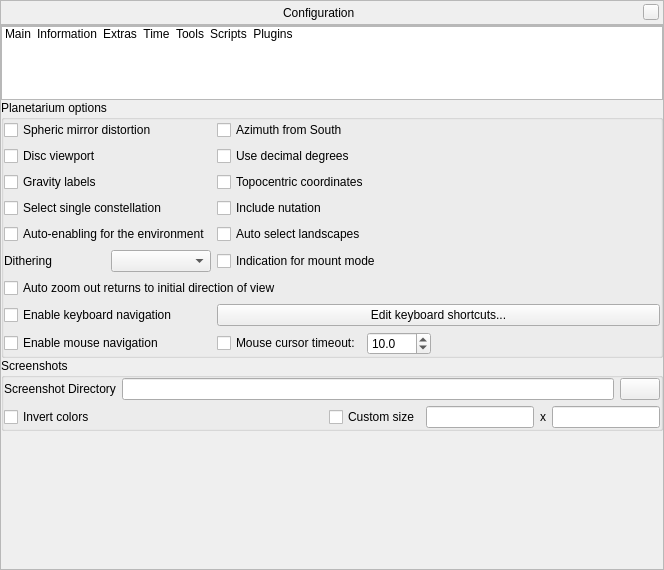
Qt form src/gui/configurationDialog.ui (519984307/stellarium_src) before a commit.
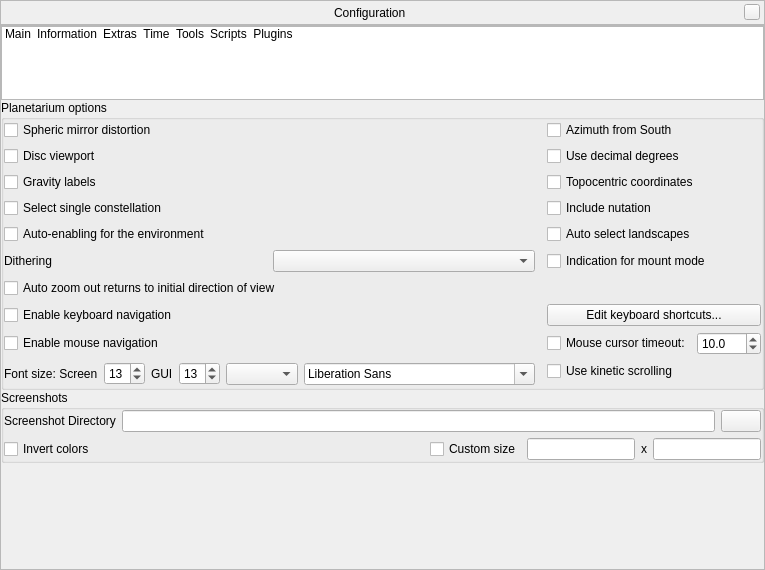
The same form after that commit. The open tabs and pages were chosen to show the change. Icons and pictures are not drawn. Custom widgets are drawn as their Qt base class.

Commit message:
GUI: fontsize,  kinetic toggle and other improvements (#527)
Gui changes:
 - Added kinetic scrolling to switch on the fly (fix #519)
 - Base font size can be changed in the GUI (fix #424 and fix #523)
 - Hide font selection by default, but allow it with config.ini entry. (should fix #523)

Further:
- Split GUI font size from screen font size
- GUI changes: move color buttons to the left of labels.
- Oculars: Separate font scaling for the Oculars GUI panel.
- Oculars: Storing of current instrument (telescope/ocular/CCD/lens) indices
- removed doubled parenting code in GUI classes

```diff
--- a/src/gui/configurationDialog.ui
+++ b/src/gui/configurationDialog.ui
@@ -6,7 +6,7 @@
    <rect>
     <x>0</x>
     <y>0</y>
-    <width>664</width>
+    <width>764</width>
     <height>570</height>
    </rect>
   </property>
@@ -1752,31 +1752,7 @@
              <property name="bottomMargin">
               <number>0</number>
              </property>
-             <item row="2" column="0">
-              <widget class="QCheckBox" name="gravityLabelCheckbox">
-               <property name="toolTip">
-                <string>Align labels with the screen center</string>
-               </property>
-               <property name="text">
-                <string>Gravity labels</string>
-               </property>
-              </widget>
-             </item>
-             <item row="11" column="0">
-              <layout class="QHBoxLayout" name="horizontalLayout_10">
-               <item>
-                <widget class="QLabel" name="dithering_label">
-                 <property name="text">
-                  <string>Dithering</string>
-                 </property>
-                </widget>
-               </item>
-               <item>
-                <widget class="QComboBox" name="ditheringComboBox"/>
-               </item>
-              </layout>
-             </item>
-             <item row="0" column="0">
+             <item row="0" column="1">
               <widget class="QCheckBox" name="sphericMirrorCheckbox">
                <property name="toolTip">
                 <string>Spheric mirror distortion is used when projecting Stellarium onto a spheric mirror for low-cost planetarium systems.</string>
@@ -1789,17 +1765,44 @@
                </property>
               </widget>
              </item>
+             <item row="11" column="1">
+              <layout class="QHBoxLayout" name="horizontalLayout_10">
+               <item>
+                <widget class="QLabel" name="dithering_label">
+                 <property name="text">
+                  <string>Dithering</string>
+                 </property>
+                </widget>
+               </item>
+               <item>
+                <widget class="QComboBox" name="ditheringComboBox"/>
+               </item>
+              </layout>
+             </item>
              <item row="2" column="1">
-              <widget class="QCheckBox" name="topocentricCheckBox">
+              <widget class="QCheckBox" name="gravityLabelCheckbox">
                <property name="toolTip">
                 <string>Activate to view as seen from surface of the planet (recommended). If switched off, display planetocentric view.</string>
                </property>
                <property name="text">
-                <string>Topocentric coordinates</string>
+                <string>Gravity labels</string>
                </property>
               </widget>
              </item>
-             <item row="14" column="0">
+             <item row="3" column="1">
+              <widget class="QCheckBox" name="selectSingleConstellationButton">
+               <property name="toolTip">
+                <string>Hide other constellations when you click one</string>
+               </property>
+               <property name="statusTip">
+                <string>Hide other constellations when you click one</string>
+               </property>
+               <property name="text">
+                <string>Select single constellation</string>
+               </property>
+              </widget>
+             </item>
+             <item row="15" column="1">
               <widget class="QCheckBox" name="enableMouseNavigationCheckBox">
                <property name="toolTip">
                 <string>Allow mouse to pan (drag) and zoom (mousewheel)</string>
@@ -1809,7 +1812,7 @@
                </property>
               </widget>
              </item>
-             <item row="12" column="0" colspan="2">
+             <item row="12" column="1" colspan="3">
               <widget class="QCheckBox" name="autoZoomResetsDirectionCheckbox">
                <property name="toolTip">
                 <string>When enabled, the &quot;auto zoom out&quot; key will also set the initial viewing direction</string>
@@ -1819,8 +1822,8 @@
                </property>
               </widget>
              </item>
-             <item row="3" column="0">
-              <widget class="QCheckBox" name="selectSingleConstellationButton">
+             <item row="2" column="3">
+              <widget class="QCheckBox" name="topocentricCheckBox">
                <property name="toolTip">
                 <string>Hide other constellations when you click one</string>
                </property>
@@ -1828,21 +1831,11 @@
                 <string>Hide other constellations when you click one</string>
                </property>
                <property name="text">
-                <string>Select single constellation</string>
+                <string>Topocentric coordinates</string>
                </property>
               </widget>
              </item>
-             <item row="3" column="1">
-              <widget class="QCheckBox" name="nutationCheckBox">
-               <property name="toolTip">
-                <string>Nutation is a small wobble of Earth's axis, amounting to a few arcseconds.</string>
-               </property>
-               <property name="text">
-                <string>Include nutation</string>
-               </property>
-              </widget>
-             </item>
-             <item row="8" column="0">
+             <item row="8" column="1">
               <widget class="QCheckBox" name="autoEnableEnvironmentCheckBox">
                <property name="toolTip">
                 <string>Auto-enable atmosphere and landscape when selecting a celestial body in the location window.</string>
@@ -1852,24 +1845,17 @@
                </property>
               </widget>
              </item>
-             <item row="11" column="1">
-              <widget class="QCheckBox" name="indicationMountModeCheckBox">
+             <item row="3" column="3">
+              <widget class="QCheckBox" name="nutationCheckBox">
                <property name="toolTip">
                 <string>Flash a short message when toggling mount mode.</string>
                </property>
                <property name="text">
-                <string>Indication for mount mode</string>
+                <string>Include nutation</string>
                </property>
               </widget>
              </item>
-             <item row="13" column="1">
-              <widget class="QPushButton" name="editShortcutsPushButton">
-               <property name="text">
-                <string>Edit keyboard shortcuts...</string>
-               </property>
-              </widget>
-             </item>
-             <item row="1" column="1">
+             <item row="1" column="3">
               <widget class="QCheckBox" name="decimalDegreeCheckBox">
                <property name="toolTip">
                 <string>Use decimal degrees for coordinates</string>
@@ -1879,7 +1865,24 @@
                </property>
               </widget>
              </item>
-             <item row="1" column="0">
+             <item row="14" column="3">
+              <widget class="QPushButton" name="editShortcutsPushButton">
+               <property name="text">
+                <string>Edit keyboard shortcuts...</string>
+               </property>
+              </widget>
+             </item>
+             <item row="11" column="3">
+              <widget class="QCheckBox" name="indicationMountModeCheckBox">
+               <property name="toolTip">
+                <string>Flash a short message when toggling mount mode.</string>
+               </property>
+               <property name="text">
+                <string>Indication for mount mode</string>
+               </property>
+              </widget>
+             </item>
+             <item row="1" column="1">
               <widget class="QCheckBox" name="diskViewportCheckbox">
                <property name="toolTip">
                 <string>Mask out everything outside a central circle in the main view</string>
@@ -1889,7 +1892,17 @@
                </property>
               </widget>
              </item>
-             <item row="14" column="1">
+             <item row="0" column="3">
+              <widget class="QCheckBox" name="azimuthFromSouthcheckBox">
+               <property name="toolTip">
+                <string>Activate this option to calculate azimuth from south towards west.</string>
+               </property>
+               <property name="text">
+                <string>Azimuth from South</string>
+               </property>
+              </widget>
+             </item>
+             <item row="15" column="3">
               <layout class="QHBoxLayout" name="_8">
                <item>
                 <widget class="QCheckBox" name="mouseTimeoutCheckbox">
@@ -1933,7 +1946,7 @@
                  </property>
                  <property name="sizeHint" stdset="0">
                   <size>
-                   <width>40</width>
+                   <width>30</width>
                    <height>20</height>
                   </size>
                  </property>
@@ -1941,27 +1954,7 @@
                </item>
               </layout>
              </item>
-             <item row="0" column="1">
-              <widget class="QCheckBox" name="azimuthFromSouthcheckBox">
-               <property name="toolTip">
-                <string>Activate this option to calculate azimuth from south towards west.</string>
-               </property>
-               <property name="text">
-                <string>Azimuth from South</string>
-               </property>
-              </widget>
-             </item>
-             <item row="8" column="1">
-              <widget class="QCheckBox" name="autoChangeLandscapesCheckBox">
-               <property name="toolTip">
-                <string>Automatic change of landscape when planet is changed</string>
-               </property>
-               <property name="text">
-                <string>Auto select landscapes</string>
-               </property>
-              </widget>
-             </item>
-             <item row="13" column="0">
+             <item row="14" column="1">
               <widget class="QCheckBox" name="enableKeysNavigationCheckBox">
                <property name="toolTip">
                 <string>Allow keyboard to pan and zoom</string>
@@ -1971,6 +1964,90 @@
                </property>
               </widget>
              </item>
+             <item row="8" column="3">
+              <widget class="QCheckBox" name="autoChangeLandscapesCheckBox">
+               <property name="toolTip">
+                <string>Automatic change of landscape when planet is changed</string>
+               </property>
+               <property name="text">
+                <string>Auto select landscapes</string>
+               </property>
+              </widget>
+             </item>
+             <item row="17" column="1" rowspan="2">
+              <layout class="QHBoxLayout" name="fontHorizontalLayout">
+               <item>
+                <widget class="QLabel" name="fontSizeLabel">
+                 <property name="text">
+                  <string>Font size: Screen</string>
+                 </property>
+                </widget>
+               </item>
+               <item>
+                <widget class="QSpinBox" name="screenFontSizeSpinBox">
+                 <property name="toolTip">
+                  <string>Base font size for on-screen text</string>
+                 </property>
+                 <property name="minimum">
+                  <number>5</number>
+                 </property>
+                 <property name="maximum">
+                  <number>30</number>
+                 </property>
+                 <property name="value">
+                  <number>13</number>
+                 </property>
+                </widget>
+               </item>
+               <item>
+                <widget class="QLabel" name="guiFontSizeLabel">
+                 <property name="text">
+                  <string>GUI</string>
+                 </property>
+                </widget>
+               </item>
+               <item>
+                <widget class="QSpinBox" name="guiFontSizeSpinBox">
+                 <property name="toolTip">
+                  <string>Base font size for dialogs</string>
+                 </property>
+                 <property name="minimum">
+                  <number>7</number>
+                 </property>
+                 <property name="maximum">
+                  <number>25</number>
+                 </property>
+                 <property name="value">
+                  <number>13</number>
+                 </property>
+                </widget>
+               </item>
+               <item>
+                <widget class="QComboBox" name="fontWritingSystemComboBox">
+                 <property name="toolTip">
+                  <string>Pre-select fonts for a particular writing system</string>
+                 </property>
+                </widget>
+               </item>
+               <item>
+                <widget class="QFontComboBox" name="fontComboBox">
+                 <property name="toolTip">
+                  <string>Application font</string>
+                 </property>
+                </widget>
+               </item>
+              </layout>
+             </item>
+             <item row="17" column="3">
+              <widget class="QCheckBox" name="kineticScrollingCheckBox">
+               <property name="toolTip">
+                <string>Kinetic scrolling means dragging text panels directly instead of dragging window handles.</string>
+               </property>
+               <property name="text">
+                <string>Use kinetic scrolling</string>
+               </property>
+              </widget>
+             </item>
             </layout>
            </widget>
           </item>
```
Left out of the diff: 9 changed lines with no effect on the pictures. The commit also changes 71 other files.
